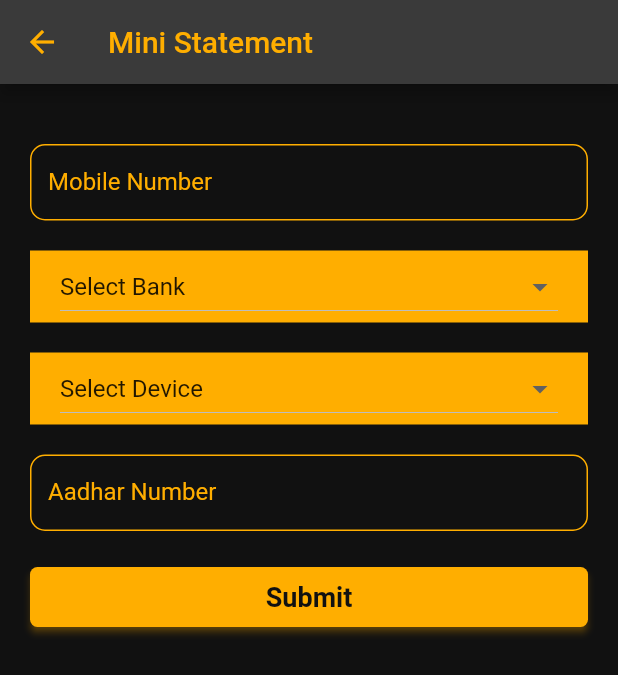
After one commit to geniesoftsyatem/GSSProduct, a Flutter app: the MiniStatementScreen screen opened directly, on a phone screen of 412 x 824 dp. The commit adds this screen. Shown: the top 675 px of the screen. Run offline on Flutter 3.47's test engine with Material 2 defaults, Android fonts, the phone set to English and light mode, and no system bars; our stand-ins replace carousel_slider, datetime_picker_formfield, device_info, dio, flutter_animation_progress_bar, flutter_otp_text_field and 8 more; missing offline and left inert: android_intent_plus, device_apps, flutter_animated_dialog; accounts and stored records are empty.

Commit message:
Added code for Money transfer

```diff
--- a/lib/Screens/balance_inquiry_screen.dart
+++ b/lib/Screens/balance_inquiry_screen.dart
@@ -146,6 +146,7 @@ class _BalanceInquiry extends State<BalanceInquiry>{
       ),
     ),
     body: SafeArea(
+      child: Center(
         child: SingleChildScrollView(
           scrollDirection: Axis.vertical,
           padding: EdgeInsets.all(10),
@@ -325,6 +326,7 @@ class _BalanceInquiry extends State<BalanceInquiry>{
 
         ),
       ),
+    ),
     );
   }
 
--- a/lib/Screens/cash_withdrawal_screen.dart
+++ b/lib/Screens/cash_withdrawal_screen.dart
@@ -149,6 +149,7 @@ class _CashWithdrawalScreen extends State<CashWithdrawalScreen>{
           ),
         ),
         body: SafeArea(
+          child: Center(
             child: SingleChildScrollView(
               scrollDirection: Axis.vertical,
               padding: EdgeInsets.all(10),
@@ -364,6 +365,7 @@ class _CashWithdrawalScreen extends State<CashWithdrawalScreen>{
 
             ),
           ),
+        ),
       );
     }
   }
--- /dev/null
+++ b/lib/Screens/mini_statement_screen.dart
@@ -0,0 +1,333 @@
+import 'package:flutter/cupertino.dart';
+import 'package:flutter/material.dart';
+
+class MiniStatementScreen extends StatefulWidget{
+  @override
+  _MiniStatementScreen createState() {
+    // TODO: implement createState
+    return _MiniStatementScreen();
+  }
+
+}
+class _MiniStatementScreen extends State<MiniStatementScreen>{
+
+  late List<String> bankList;
+  late List<String> deviceList;
+  late String selectedBank;
+  late String selectedDevice;
+  @override
+  void initState() {
+    bankList = [
+      "Select Bank",
+      "Airtel Payment Bank",
+      "Allahabad Bank",
+      "Allahabas UP Gramin Bank",
+      "Andhra Bank",
+      "Andhra Pradhesh Grameena Vikash Bank",
+      "Anshra Pragathi Grameena Bank",
+      "AP Mahesh Coop Urban Bank Ltd",
+      "Assam Gramin Vikash Bank",
+      "AU Small Finance Bank",
+      "Axis Bank",
+      "Bangiya Gramin Viksah Bank",
+      "Bank Od Baroda",
+      "Bank Of India",
+      "Bank Of Maharashtra",
+      "Baroda Rajasthna Kshetriya Gramin Bank",
+      "Boroda Uttar Pradesh Gramin Bank",
+      "Canara Bank",
+      "Catholic Syrian Bank",
+      "Central Bank Of India",
+      "Chaitanya Godavari Gramin Bank",
+      "Chhattisgarh Rajaya Gramin Bank",
+      "City Union Bamk",
+      "Corporation Bank",
+      "Dena Bank",
+      "Dena Gujarat Gramin Bank",
+      "Ellaquai Dehati Bank",
+      "Equitas Small Finance Bank",
+      "Fino Payments Bank",
+      "Gramin bank of Aryavart",
+      "HDFC Bank",
+      "Himachal Pradesh Gramin Bank",
+      "ICICI Bank",
+      "IDBI Bank",
+      "IDFC First Bank",
+      "India Bank",
+      "India Overseeas Bank",
+      "IndusInd Bank",
+      "Jammu & Kashmir Bank",
+      "Jharkhand Gramin Bank",
+      "Karnataka Bank",
+      "Karnataka Gramin Bank",
+      "Karnataka Vikas Grameena Bank",
+      "Karur Vysya Bank",
+      "Kashi Gomati Samyut Gramin Bank",
+      "Kerala Gramin Bank",
+      "Kotak Mahindra Bank",
+      "Lakshmi Vilas Bank",
+      "Langpi Dehangi Rural Bank",
+      "Madhya Bihar Gramin Bank erstwhile Dakshin Bihar G",
+      "Madhyanchal Gramin Bank",
+      "Maharashtra Gramin Bank",
+      "Mainpur Rural Bank",
+      "Meghalaya Rural Bank",
+      "Mizoram Rural Bank",
+      "Narmada Jhabua Gramin Bank",
+      "Odisha Gramya Bank",
+      "Oriental Bank Of Commerce",
+      "Pallavan Grama Bank",
+      "Pandyan Grama Bank",
+      "Paschim Banga Gramin Bank",
+      "Pragathi Krishna Gramin Bank",
+      "Prathama Bank",
+      "Puduvai Bharathiar Grama Bank",
+      "Punjab & Sind Bank",
+      "Punjab Gramin Bank",
+      "Punjab National Bank",
+      "Purvanchal Gramin Bank",
+      "Rajasthan Marushara Gramin Bank",
+      "Ratnakar Bank",
+      "Saptagiri Grameena Bank",
+      "Sarva Haryana Gramin Bank",
+      "sarva UP Gramin Bank",
+      "Saurashtra Gramin Bank",
+      "Shivalik Mercantile Cooperative Bank",
+      "South India Bank",
+      "State Bank Of India",
+      "Syndiacte Bank",
+      "Tamilnad Mercantile Bank",
+      "Telangana Grameena Bank",
+      "The Saraswat Co-operative Bank Ltd",
+      "Tripura Gramin Bank",
+      "UCO Bank",
+      "Ujjivan SMall Finance Bank Limited",
+      "Union Bank Of India",
+      "United Bank Of India",
+      "Utkal Gramin Bank",
+      "uttar Banga Kshetriya Gramin Bank",
+      "Uttar Bihar Grameen Bank",
+      "Uttarakhand Gramin Bank",
+      "Vananchal Gramin Bank",
+      "Vidarbha konkan Gramin Bank",
+      "Vijaya Bank",
+      "YES Bank"
+    ];
+
+    deviceList = [
+      "Select Device",
+      "Mantra",
+      "Startek",
+      "Morpho"
+    ];
+    selectedBank = bankList[0];
+    selectedDevice = deviceList[0];
+    super.initState();
+  }
+
+  @override
+  Widget build(BuildContext context) {
+    // TODO: implement build
+    double width = MediaQuery.of(context).size.width;
+    return Scaffold(
+      backgroundColor: const Color(0xFF111111),
+      appBar: AppBar(
+        backgroundColor: const Color(0xFF3A3A3A),
+        title: Text(
+          "Mini Statement",
+          style: const TextStyle(
+            color: Color(0xFFFFAE00),
+          ),
+        ),
+        leading: IconButton(
+          icon: const Icon(
+            Icons.arrow_back,
+            color: Color(0xFFFFAE00),
+          ),
+          onPressed: () => Navigator.of(context).pop(),
+        ),
+      ),
+      body: SafeArea(
+        child: SingleChildScrollView(
+          scrollDirection: Axis.vertical,
+          padding: EdgeInsets.all(10),
+          child: Container(
+            //color: Colors.white,
+            padding: EdgeInsets.all(10),
+            child: Column(
+              crossAxisAlignment: CrossAxisAlignment.start,
+              children: [
+                /*Container(
+                    child: Image(
+                      image: const AssetImage('images/india_logo.png'),
+                      width: width,
+                      height: 60,
+                    )
+                ),*/
+                Container(
+                  margin: EdgeInsets.only(
+                    top: 20,
+                  ),
+                  child: TextField(
+                    //controller: _email_mobile_controller,
+                    style: const TextStyle(color: Color(0xFFFFAE00)),
+                    cursorColor: const Color(0xFFFFAE00),
+                    decoration: InputDecoration(
+                      focusedBorder: OutlineInputBorder(
+                        borderSide:
+                        const BorderSide(color: Color(0xFFFFAE00)),
+                        borderRadius: BorderRadius.circular(10.0),
+                      ),
+                      disabledBorder: OutlineInputBorder(
+                        borderSide:
+                        const BorderSide(color: Color(0xFFFFAE00)),
+                        borderRadius: BorderRadius.circular(10.0),
+                      ),
+                      enabledBorder: OutlineInputBorder(
+                        borderSide:
+                        const BorderSide(color: Color(0xFFFFAE00)),
+                        borderRadius: BorderRadius.circular(10.0),
+                      ),
+                      border: OutlineInputBorder(
+                        borderSide:
+                        const BorderSide(color: Color(0xFFFFAE00)),
+                        borderRadius: BorderRadius.circular(10.0),
+                      ),
+                      labelStyle: const TextStyle(color: Color(0xFFFFAE00)),
+                      // hintText: 'Email / Mobile No.',
+                      labelText: 'Mobile Number',
+                      isDense: true,
+                    ),
+                  ),
+                ),
+                Container(
+                  margin: EdgeInsets.only(
+                    top: 20,
+                  ),
+                  padding: EdgeInsets.only(
+                      left: 20,
+                      right: 20
+                  ),
+                  width: width,
+                  color: Color(0xFFFFAE00),
+                  child: DropdownButton(
+                      dropdownColor: Color(0xFFFFAE00),
+                      isDense: false,
+                      isExpanded: true,
+                      hint: Text('Please Select Bank'),
+                      value: selectedBank,
+                      items: bankList.map((e){
+                        return DropdownMenuItem(
+                          child: new Text(e),
+                          value: e,);
+                      }).toList(),
+                      onChanged: (newValue){
+                        setState(() {
+                          selectedBank = newValue.toString();
+                        });
+                      }),
+                ),
+                Container(
+                  margin: EdgeInsets.only(
+                    top: 20,
+                  ),
+                  padding: EdgeInsets.only(
+                    left: 20,
+                    right: 20,
+                  ),
+                  width: width,
+                  color: Color(0xFFFFAE00),
+                  child: DropdownButton(
+                      dropdownColor: Color(0xFFFFAE00),
+                      isDense: false,
+                      isExpanded: true,
+                      hint: Text('Please Select Device'),
+                      value: selectedDevice,
+                      items: deviceList.map((e){
+                        return DropdownMenuItem(
+                          child: new Text(e),
+                          value: e,);
+                      }).toList(),
+                      onChanged: (newValue){
+                        setState(() {
+                          selectedDevice = newValue.toString();
+                        });
+                      }),
+                ),
+                Container(
+                  margin: EdgeInsets.only(
+                    top: 20,
+                  ),
+                  child: TextField(
+                    //controller: _email_mobile_controller,
+                    style: const TextStyle(color: Color(0xFFFFAE00)),
+                    cursorColor: const Color(0xFFFFAE00),
+                    decoration: InputDecoration(
+                      focusedBorder: OutlineInputBorder(
+                        borderSide:
+                        const BorderSide(color: Color(0xFFFFAE00)),
+                        borderRadius: BorderRadius.circular(10.0),
+                      ),
+                      disabledBorder: OutlineInputBorder(
+                        borderSide:
+                        const BorderSide(color: Color(0xFFFFAE00)),
+                        borderRadius: BorderRadius.circular(10.0),
+                      ),
+                      enabledBorder: OutlineInputBorder(
+                        borderSide:
+                        const BorderSide(color: Color(0xFFFFAE00)),
+                        borderRadius: BorderRadius.circular(10.0),
+                      ),
+                      border: OutlineInputBorder(
+                        borderSide:
+                        const BorderSide(color: Color(0xFFFFAE00)),
+                        borderRadius: BorderRadius.circular(10.0),
+                      ),
+                      labelStyle: const TextStyle(color: Color(0xFFFFAE00)),
+                      // hintText: 'Email / Mobile No.',
+                      labelText: 'Aadhar Number',
+                      isDense: true,
+                    ),
+                  ),
+                ),
+                /*Container(
+                    child: Image(
+                      image: const AssetImage('images/aadhar.png'),
+                      width: width,
+                      height: 30,
+                    )
+                ),*/
+                const SizedBox(
+                  height: 20.0,
+                ),
+                ElevatedButton(
+                  onPressed: (){},
+                  child: Text(
+                    "Submit",
+                    style: TextStyle(
+                        color: Color(0xFF111111),
+                        fontSize: 18.0,
+                        fontWeight: FontWeight.bold),
+                  ),
+                  style: ElevatedButton.styleFrom(
+                    fixedSize: Size(width, 40.0),
+                    primary: const Color(0xFFFFAE00),
+                    shadowColor: const Color(0xFFFFAE00),
+                    shape: RoundedRectangleBorder(
+                      borderRadius: BorderRadius.circular(5.0),
+                    ),
+                  ),
+                ),
+                const SizedBox(
+                  height: 20.0,
+                ),
+              ],
+            ),
+          ),
+
+        ),
+      ),
+    );
+  }
+
+}
--- a/lib/Screens/money_transfer.dart
+++ b/lib/Screens/money_transfer.dart
@@ -1,9 +1,11 @@
 import 'package:flutter/cupertino.dart';
 import 'package:flutter/material.dart';
+import 'package:flutter_animated_dialog/flutter_animated_dialog.dart';
 import 'package:genie_money/Model/home_menu_list_model.dart';
 import 'package:genie_money/Screens/add_money_screen.dart';
 import 'package:genie_money/Screens/balance_inquiry_screen.dart';
 import 'package:genie_money/Screens/cash_withdrawal_screen.dart';
+import 'package:genie_money/Screens/mini_statement_screen.dart';
 import 'package:genie_money/Screens/money_transfer_screen.dart';
 import 'package:genie_money/utils/silver_delegate.dart';
 
@@ -104,9 +106,13 @@ class _MoneyTransfer extends State<MoneyTransfer>{
                                   builder: (context) =>
                                       CashWithdrawalScreen()));
                         }else if(list[index].name == "Mini Statement"){
-
+                          Navigator.push(
+                              context,
+                              MaterialPageRoute(
+                                  builder: (context) =>
+                                      MiniStatementScreen()));
                         }else if(list[index].name == "Micro ATM"){
-
+                          _alertDialog();
                         }
                       },
                       child: Card(
@@ -161,4 +167,22 @@ class _MoneyTransfer extends State<MoneyTransfer>{
     );
   }
 
+  Future _alertDialog() {
+    return showAnimatedDialog(
+      context: context,
+      barrierDismissible: true,
+      builder: (BuildContext context) {
+        return ClassicGeneralDialogWidget(
+          contentText: 'Coming Soon',
+          onPositiveClick: () {
+            Navigator.of(context).pop();
+          },
+        );
+      },
+      animationType: DialogTransitionType.size,
+      curve: Curves.fastOutSlowIn,
+      duration: const Duration(seconds: 1),
+    );
+  }
+
 }
```
Lines whose indentation alone changed are shown as unchanged.
